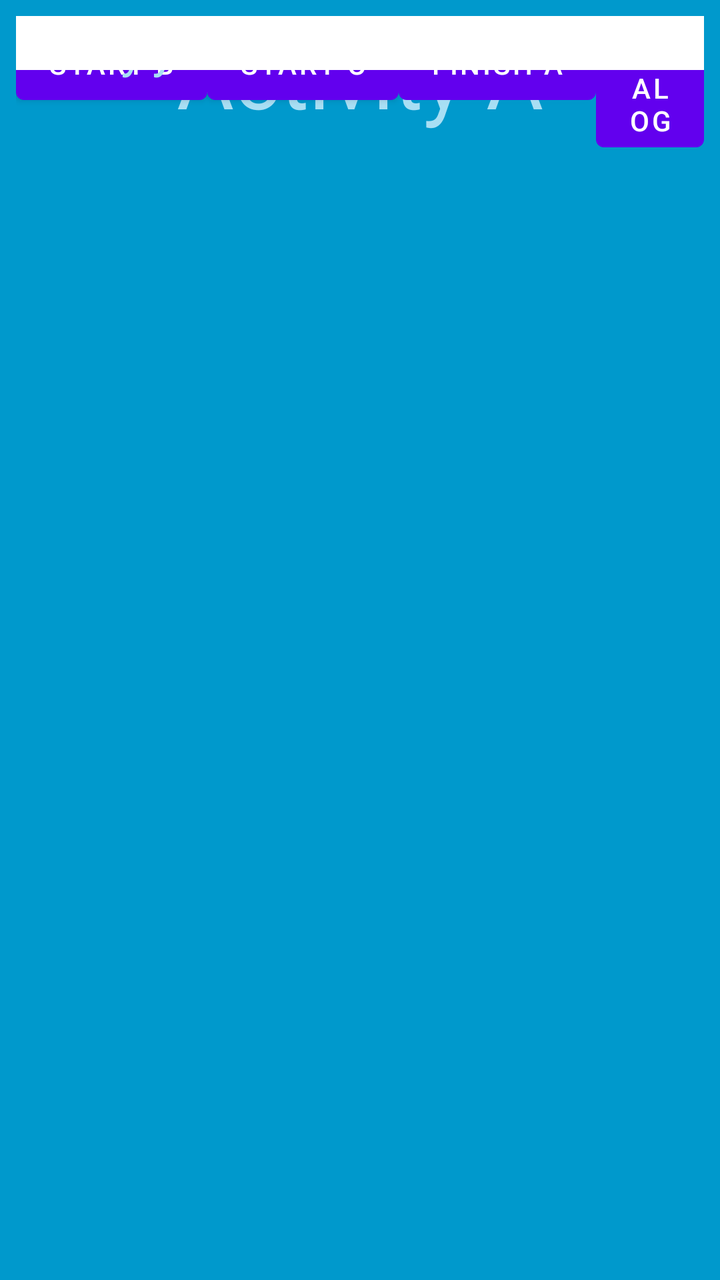
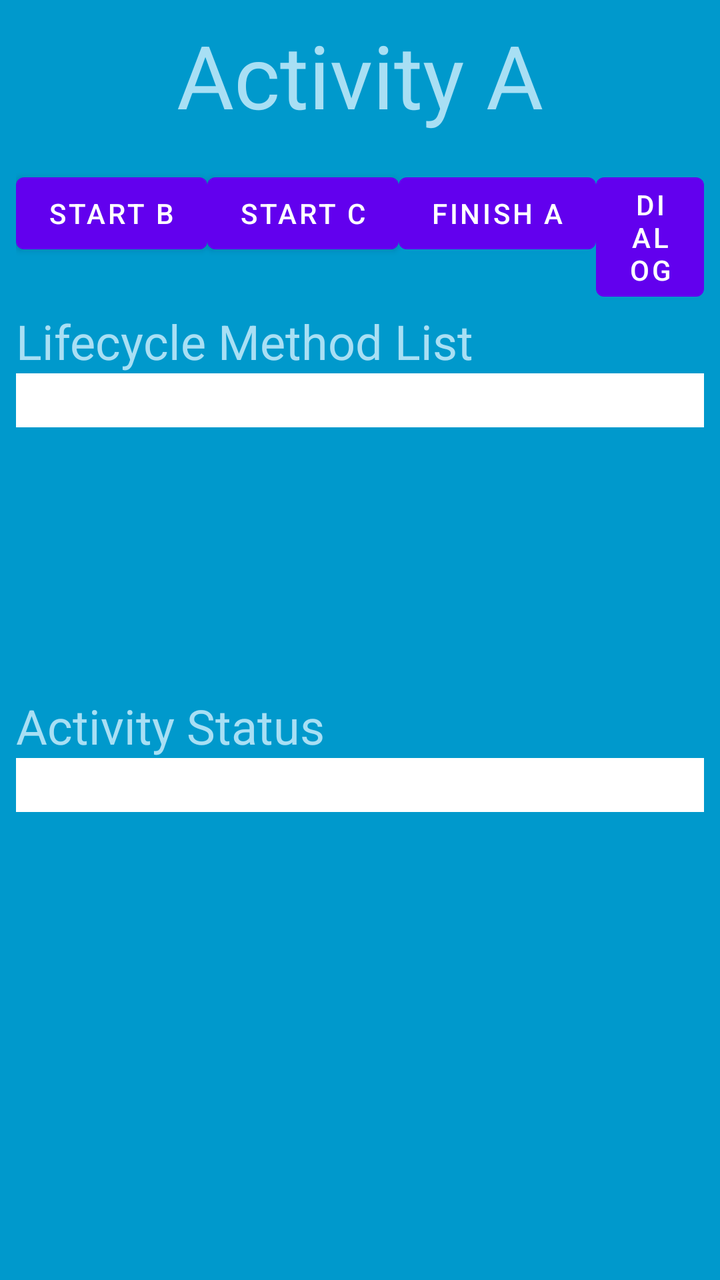

Compare the two renders of this Android layout. The source of the first and the diff that turns it into the second are given below.
<!-- AndroidManifest.xml: application theme Theme.ActivityLifecycle -->
<!-- res/layout/activity_main.xml -->
<?xml version="1.0" encoding="utf-8"?>
<androidx.constraintlayout.widget.ConstraintLayout xmlns:android="http://schemas.android.com/apk/res/android"
    xmlns:app="http://schemas.android.com/apk/res-auto"
    xmlns:tools="http://schemas.android.com/tools"

    android:orientation="vertical"
    android:layout_width="match_parent"
    android:layout_height="match_parent"
    android:background="@color/dark_blue"
    android:padding="8dip"
    tools:context=".ActivityA">

    <TextView android:layout_width="match_parent"
        android:layout_height="wrap_content"
        android:text="@string/activity_a"
        android:gravity="center_horizontal"
        android:textSize="@dimen/font_large"
        android:textColor="@color/light_blue"
        android:paddingBottom="16dip"
        />

    <RelativeLayout xmlns:android="http://schemas.android.com/apk/res/android"
        android:orientation="vertical"
        android:layout_width="wrap_content"
        android:layout_height="wrap_content"
        android:layout_gravity="center_horizontal"
        >
        <Button
            android:id="@+id/btn_start_b"
            android:layout_height="wrap_content"
            android:layout_width="wrap_content"
            android:text="@string/btn_start_b_label"
            android:onClick="startActivityB"
            />

        <Button
            android:id="@+id/btn_start_c"
            android:layout_height="wrap_content"
            android:layout_width="wrap_content"
            android:text="@string/btn_start_c_label"
            android:layout_toRightOf="@id/btn_start_b"
            android:onClick="startActivityC"
            />

        <Button
            android:id="@+id/btn_finish_a"
            android:layout_height="wrap_content"
            android:layout_width="wrap_content"
            android:text="@string/btn_finish_a_label"
            android:layout_toRightOf="@id/btn_start_c"
            android:onClick="finishActivityA"
            />

        <Button
            android:id="@+id/btn_start_dialog"
            android:layout_height="wrap_content"
            android:layout_width="wrap_content"
            android:text="@string/btn_start_dialog_label"
            android:layout_toRightOf="@id/btn_finish_a"
            android:onClick="startDialog"
            />

    </RelativeLayout>

    <TextView
        android:layout_width="match_parent"
        android:layout_height="wrap_content"
        android:textSize="@dimen/font_medium"
        android:text="@string/lifecycle_method_list"
        android:textColor="@color/light_blue"
        />

    <ScrollView
        android:layout_width="match_parent"
        android:layout_height="160dp">
        <TextView
            android:id="@+id/status_view_a"
            android:layout_width="match_parent"
            android:layout_height="match_parent"
            android:background="@color/white"
            android:textColor="@color/black"
            android:padding="4dip"
            android:typeface="monospace"
            />
    </ScrollView>

    <TextView
        android:layout_width="match_parent"
        android:layout_height="wrap_content"
        android:textSize="@dimen/font_medium"
        android:text="@string/activity_status"
        android:textColor="@color/light_blue"
        />

    <TextView
        android:id="@+id/status_view_all_a"
        android:layout_width="match_parent"
        android:layout_height="wrap_content"
        android:background="@color/white"
        android:textColor="@color/black"
        android:padding="4dip"
        android:typeface="monospace"
        />

</androidx.constraintlayout.widget.ConstraintLayout>
<!-- resources referenced by this layout -->
<resources>
  <color name="black">#000000</color>
  <color name="dark_blue">#0099CC</color>
  <color name="light_blue">#A8DFF4</color>
  <color name="white">#FFFFFF</color>
  <dimen name="font_large">44dp</dimen>
  <dimen name="font_medium">24dp</dimen>
  <string name="activity_a">Activity A</string>
  <string name="activity_status">Activity Status</string>
  <string name="btn_finish_a_label">Finish A</string>
  <string name="btn_start_b_label">Start B</string>
  <string name="btn_start_c_label">Start C</string>
  <string name="btn_start_dialog_label">Dialog</string>
  <string name="lifecycle_method_list">Lifecycle Method List</string>
  <style name="Theme.ActivityLifecycle" parent="Theme.MaterialComponents.DayNight.DarkActionBar">
          
          <item name="colorPrimary">@color/purple_500</item>
          <item name="colorPrimaryVariant">@color/purple_700</item>
          <item name="colorOnPrimary">@color/white</item>
          
          <item name="colorSecondary">@color/teal_200</item>
          <item name="colorSecondaryVariant">@color/teal_700</item>
          <item name="colorOnSecondary">@color/black</item>
          
          <item name="android:statusBarColor">?attr/colorPrimaryVariant</item>
          
      </style>
  <color name="purple_500">#FF6200EE</color>
  <color name="purple_700">#FF3700B3</color>
  <color name="teal_200">#FF03DAC5</color>
  <color name="teal_700">#FF018786</color>
</resources>

<!-- the commit's change to res/layout/activity_main.xml (unified diff, before → after) -->
@@ -1,5 +1,5 @@
 <?xml version="1.0" encoding="utf-8"?>
-<androidx.constraintlayout.widget.ConstraintLayout xmlns:android="http://schemas.android.com/apk/res/android"
+<LinearLayout xmlns:android="http://schemas.android.com/apk/res/android"
     xmlns:app="http://schemas.android.com/apk/res-auto"
     xmlns:tools="http://schemas.android.com/tools"
 
@@ -102,4 +102,4 @@
         android:typeface="monospace"
         />
 
-</androidx.constraintlayout.widget.ConstraintLayout>
+</LinearLayout>
